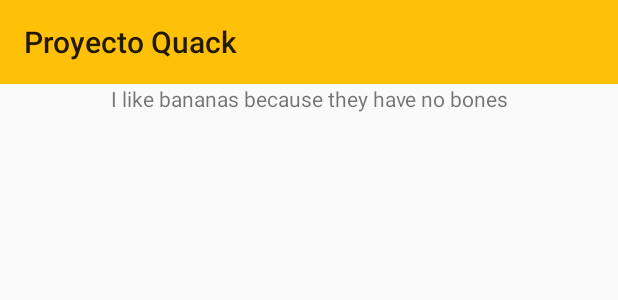
After one commit to Lmorales3/ProyectoQuack, an Android app: the layout activity_notificacion.xml on its own in the app's theme, with its tools: preview values and no code run, on a phone screen of 412 x 824 dp. The commit adds this screen. Shown: the top 300 px of the screen. Run offline under Robolectric (Android 15) with nearby library versions, the phone set to English and light mode, and no system bars.

Commit message:
notificacion v1

```diff
--- a/app/src/main/java/com/example/proyectoquack/Activities/MainActivity.java
+++ b/app/src/main/java/com/example/proyectoquack/Activities/MainActivity.java
@@ -90,7 +90,7 @@ public class MainActivity extends AppCompatActivity{
             }
 
             else if(str_username.equals("f") && str_password.equals("f")){
-                Intent FilaActivity = new Intent(this, EstadoFilaActivity.class);
+                Intent FilaActivity = new Intent(this, NotificacionActivity.class);
                 startActivity(FilaActivity);
                 this.finish();
             }
--- a/app/src/main/java/com/example/proyectoquack/DB/ModelApi.java
+++ b/app/src/main/java/com/example/proyectoquack/DB/ModelApi.java
@@ -184,14 +184,14 @@ public class ModelApi {
         }
     };
 
-    public List <Fila> publicacionTodos(){
+    /*public List <Fila> publicacionTodos(){
         Call<List<Publicacion>> call = jsonApi.publicacionTodos();
         try {
             return call.execute().body();
         } catch (IOException e) {
             return new ArrayList<Publicacion>();
         }
-    };
+    };*/
 
     // Metodos de Usuario
 
--- /dev/null
+++ b/app/src/main/res/layout/activity_notificacion.xml
@@ -0,0 +1,43 @@
+<?xml version="1.0" encoding="utf-8"?>
+<android.support.v4.widget.DrawerLayout xmlns:android="http://schemas.android.com/apk/res/android"
+    xmlns:app="http://schemas.android.com/apk/res-auto"
+    xmlns:tools="http://schemas.android.com/tools"
+    android:id="@+id/drawer_layout"
+    android:layout_width="match_parent"
+    android:layout_height="match_parent"
+    android:fitsSystemWindows="true"
+    tools:openDrawer="start">
+
+    <LinearLayout
+        android:layout_width="match_parent"
+        android:layout_height="match_parent"
+        android:orientation="vertical">
+
+    <android.support.v7.widget.Toolbar
+        android:id="@+id/toolbar"
+        android:layout_width="match_parent"
+        android:layout_height="?attr/actionBarSize"
+        android:background="?attr/colorPrimary"
+        app:popupTheme="@style/AppTheme.PopupOverlay"
+        app:title="Proyecto Quack" />
+
+    <TextView
+        android:id="@+id/textView10"
+        android:layout_width="match_parent"
+        android:layout_height="wrap_content"
+        android:gravity="center_horizontal|center_vertical"
+        android:text="I like bananas because they have no bones" />
+
+    </LinearLayout>
+
+    <android.support.design.widget.NavigationView
+        android:id="@+id/nav_view"
+        android:layout_width="wrap_content"
+        android:layout_height="match_parent"
+        android:layout_gravity="start"
+        android:fitsSystemWindows="true"
+        app:headerLayout="@layout/nav_header_conductor"
+        app:menu="@menu/activity_conductor_drawer" />
+
+
+</android.support.v4.widget.DrawerLayout>
```
Also changed, not shown: app/src/main/AndroidManifest.xml (+14 -0 lines), app/src/main/java/com/example/proyectoquack/Activities/EstadoFilaActivity.java (+62 -1 lines), app/src/main/java/com/example/proyectoquack/Activities/NotificacionActivity.java (added, +172 -0 lines), app/src/main/java/com/example/proyectoquack/MyNewIntentService.java (added, +87 -0 lines), app/src/main/java/com/example/proyectoquack/MyReceiver.java (added, +17 -0 lines), app/src/main/res/layout/elegir_fila.xml (+17 -1 lines), app/src/main/res/layout/notificacion.xml (added, +18 -0 lines).
